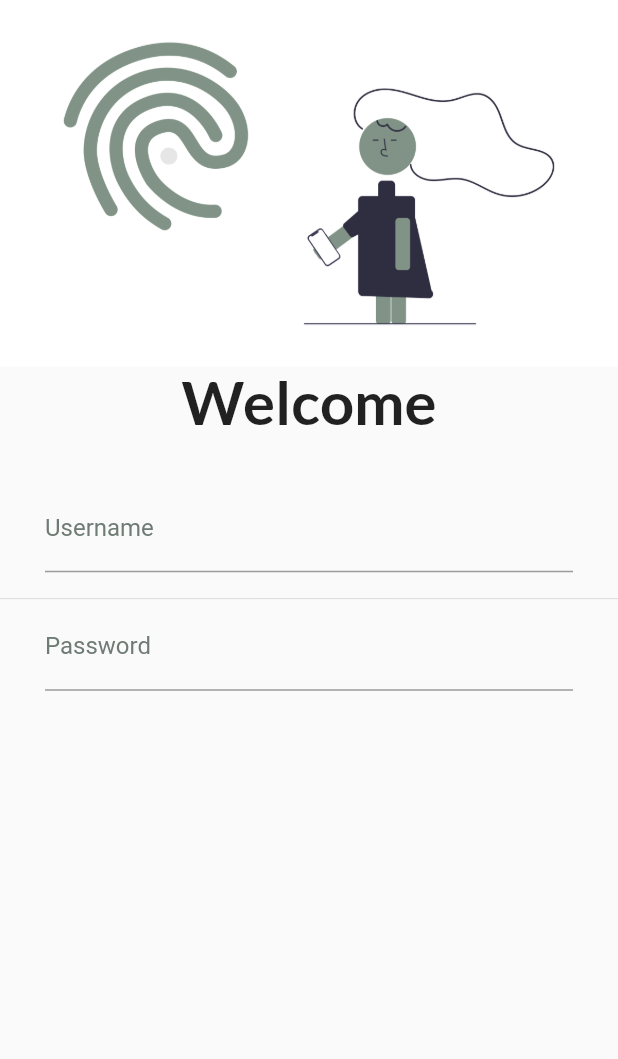
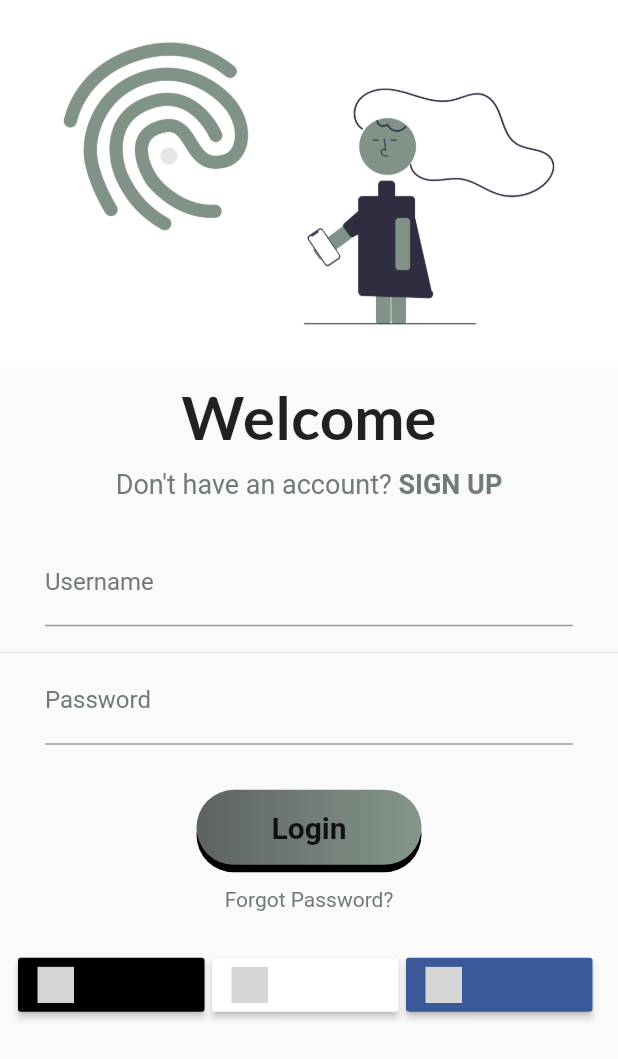
Before and after one commit to Alpha17-2/MeditationCounter, a Flutter app: the screen it shows after launch, after a tap on "Let's Start", on a phone screen of 412 x 824 dp. Shown: the top 1059 px of the screen. Run offline on Flutter 3.47's test engine with Material 2 defaults, Android fonts, the phone set to English and light mode, and no system bars; our stand-ins replace flutter_signin_button, google_fonts; grey boxes are pictures that could not be loaded.

Commit message:
Done some new changes.

```diff
--- a/lib/main.dart
+++ b/lib/main.dart
@@ -1,3 +1,4 @@
+import 'package:counter/pages/counter_page.dart';
 import 'package:counter/pages/login_page.dart';
 import 'package:counter/utils/routes.dart';
 import 'package:flutter/material.dart';
@@ -18,7 +19,7 @@
       routes: {
         "/": (context) => const FrontPage(),
         MyRoutes.loginRoute: (context) => const LoginPage(),
-
+        MyRoutes.counterRoute: (context) => const CounterPage(),
       },
     );
   }
--- /dev/null
+++ b/lib/pages/counter_page.dart
@@ -0,0 +1,19 @@
+import 'package:flutter/material.dart';
+
+class CounterPage extends StatefulWidget {
+  const CounterPage({Key? key}) : super(key: key);
+
+  @override
+  _CounterPageState createState() => _CounterPageState();
+}
+
+class _CounterPageState extends State<CounterPage> {
+  @override
+  Widget build(BuildContext context) {
+    return Scaffold(
+      appBar: AppBar(
+        title: const Text("Counter"),
+      ),
+    );
+  }
+}
--- a/lib/pages/login_page.dart
+++ b/lib/pages/login_page.dart
@@ -1,4 +1,7 @@
+import 'package:flutter/gestures.dart';
 import 'package:flutter/material.dart';
+import 'package:flutter_signin_button/button_list.dart';
+import 'package:flutter_signin_button/button_view.dart';
 import 'package:google_fonts/google_fonts.dart';
 
 class LoginPage extends StatefulWidget {
@@ -8,23 +11,39 @@ class LoginPage extends StatefulWidget {
   State<LoginPage> createState() => _LoginPageState();
 }
 
-class _LoginPageState extends State<LoginPage> {
+class _LoginPageState extends State<LoginPage>
+    with SingleTickerProviderStateMixin {
+  late AnimationController _controller;
+  late double _scale;
+
+  @override
+  void initState() {
+    super.initState();
+    _controller = AnimationController(
+      vsync: this,
+      duration: const Duration(milliseconds: 100),
+      lowerBound: 0.0,
+      upperBound: 0.1,
+    )..addListener(() {});
+  }
+
   String name = "";
   String password = "";
   @override
   Widget build(BuildContext context) {
-    // setState(() {});
+    _scale = 1 - _controller.value;
     return Material(
       child: SafeArea(
         child: SingleChildScrollView(
           child: Column(
-            children: [
+            children: <Widget>[
               Image.asset(
                 "lib/assets/images/login.png",
                 fit: BoxFit.fill,
               ),
               Padding(
-                padding: const EdgeInsets.symmetric(horizontal: 15.0),
+                padding: const EdgeInsets.symmetric(
+                    horizontal: 15.0, vertical: 10.0),
                 child: Text(
                   "Welcome $name",
                   textAlign: TextAlign.center,
@@ -32,9 +51,28 @@ class _LoginPageState extends State<LoginPage> {
                       fontSize: 40, fontWeight: FontWeight.bold),
                 ),
               ),
+              Row(
+                mainAxisAlignment: MainAxisAlignment.center,
+                children: const [
+                  Text(
+                    "Don't have an account?",
+                    style: TextStyle(
+                        color: Color.fromARGB(255, 111, 123, 117),
+                        fontSize: 18),
+                  ),
+                  Text(
+                    " SIGN UP",
+                    style: TextStyle(
+                      color: Color.fromARGB(255, 111, 123, 117),
+                      fontSize: 18,
+                      fontWeight: FontWeight.bold,
+                    ),
+                  ),
+                ],
+              ),
               Padding(
                 padding: const EdgeInsets.only(
-                    left: 30.0, right: 30.0, top: 30.0, bottom: 15.0),
+                    left: 30.0, right: 30.0, top: 25.0, bottom: 15.0),
                 child: TextFormField(
                   decoration: InputDecoration(
                     hintText: "Enter the Username",
@@ -64,7 +102,8 @@ class _LoginPageState extends State<LoginPage> {
                 height: 5,
               ),
               Padding(
-                padding: const EdgeInsets.only(left: 30.0, right: 30.0),
+                padding: const EdgeInsets.only(
+                    left: 30.0, right: 30.0, bottom: 30.0),
                 child: TextFormField(
                   obscureText: true,
                   decoration: InputDecoration(
@@ -84,16 +123,113 @@ class _LoginPageState extends State<LoginPage> {
                   ),
                   validator: (value) {
                     if (value!.length < 6) {
-                      return "Password cannot be less than 6";
+                      return "Password cannot be less than 6 digits";
                     }
                     return null;
                   },
                 ),
               ),
+              Center(
+                child: GestureDetector(
+                  // onTap: () => Navigator.pushNamed(context, MyRoutes.counterRoute),
+                  onTapDown: _onTapDown,
+                  onTapUp: _onTapUp,
+                  child: Transform.scale(
+                    scale: _scale,
+                    child: _animatedButtonUI,
+                  ),
+                ),
+              ),
+              Padding(
+                padding: const EdgeInsets.symmetric(vertical: 15.0),
+                child: RichText(
+                  text: TextSpan(
+                    text: "Forgot Password?",
+                    style: const TextStyle(
+                      color: Color.fromARGB(255, 111, 123, 117),
+                    ),
+                    recognizer: TapGestureRecognizer()..onTap = () {},
+                  ),
+                ),
+              ),
+              SizedBox(height: 10),
+              Padding(
+                padding: const EdgeInsets.symmetric(horizontal: 12.0),
+                child: Row(
+                  children: [
+                    Expanded(
+                        child: Padding(
+                      padding: const EdgeInsets.only(right: 5),
+                      child: SignInButton(
+                        Buttons.AppleDark,
+                        onPressed: () {},
+                        text: (""),
+                      ),
+                    )),
+                    Expanded(
+                        child: Padding(
+                          padding: const EdgeInsets.only(right: 5.0),
+                          child: SignInButton(
+                      Buttons.Google,
+                      onPressed: () {},
+                      text: (""),
+                    ),
+                        )),
+                    Expanded(
+                        child: Padding(
+                          padding: const EdgeInsets.only(right: 5.0),
+                          child: SignInButton(
+                      Buttons.Facebook,
+                      onPressed: () {},
+                      text: "",
+                    ),
+                        )),
+                  ],
+                ),
+              )
             ],
           ),
         ),
       ),
     );
   }
+
+  Widget get _animatedButtonUI => Container(
+        height: 50.0,
+        width: 150,
+        decoration: BoxDecoration(
+          borderRadius: BorderRadius.circular(100),
+          boxShadow: const [
+            BoxShadow(
+              offset: Offset(0.0, 5.0),
+            )
+          ],
+          gradient: const LinearGradient(
+            begin: Alignment.centerLeft,
+            end: Alignment.centerRight,
+            colors: [
+              Color.fromARGB(255, 93, 98, 98),
+              Color.fromARGB(255, 132, 151, 138)
+            ],
+          ),
+        ),
+        child: const Center(
+          child: Text(
+            "Login",
+            style: TextStyle(
+              fontWeight: FontWeight.bold,
+              fontSize: 20,
+            ),
+          ),
+        ),
+      );
+  void _onTapDown(TapDownDetails details) {
+    _controller.forward();
+    setState(() {});
+  }
+
+  void _onTapUp(TapUpDetails details) {
+    _controller.reverse();
+    setState(() {});
+  }
 }
--- a/lib/utils/routes.dart
+++ b/lib/utils/routes.dart
@@ -1,4 +1,5 @@
 class MyRoutes {
   static String frontRoute = "/";
   static String loginRoute = "/login";
+  static String counterRoute = "/counter";
 }
--- a/pubspec.yaml
+++ b/pubspec.yaml
@@ -30,6 +30,7 @@ dependencies:
   flutter:
     sdk: flutter
   google_fonts: ^2.1.1
+  flutter_signin_button: ^2.0.0
 
   # The following adds the Cupertino Icons font to your application.
   # Use with the CupertinoIcons class for iOS style icons.
```
Also changed, not shown: pubspec.lock.
